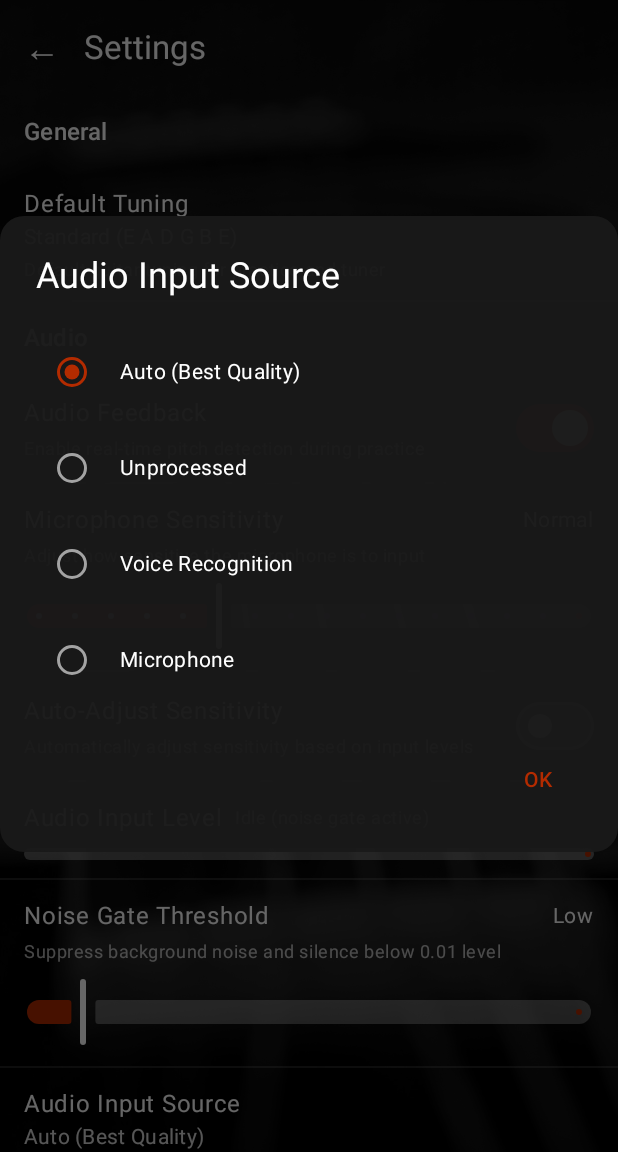
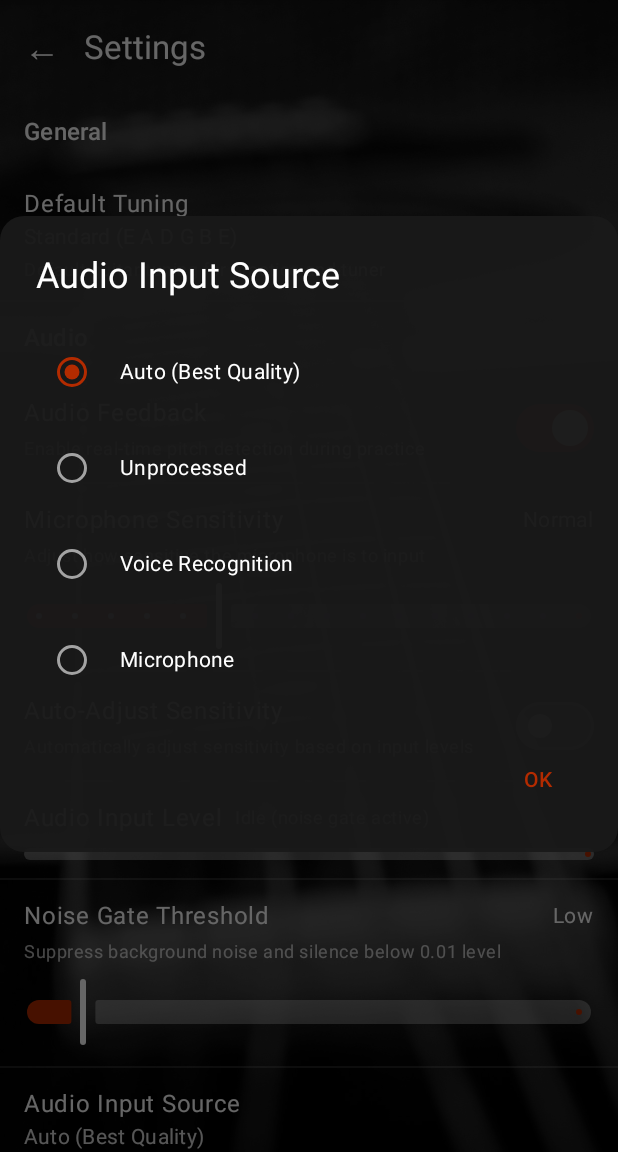
Before and after one commit to tobi01001/android-guitar-notes-learner, an Android app built with Jetpack Compose: the SettingsScreen screen opened through its navigation route, after a tap on "Audio Input Source", on a phone screen of 412 x 824 dp, the part 84-1236 px from its top. Run offline under Robolectric (Android 15) with nearby library versions, the phone set to English and light mode, and no system bars.

Commit message:
Change overlay alpha from 0.8f to 0.6f to match design guidelines
Co-authored-by: tobi01001 <1083336+tobi01001@users.noreply.github.com>

```diff
--- a/app/src/main/java/com/androidguitarnotes/app/settings/SettingsScreen.kt
+++ b/app/src/main/java/com/androidguitarnotes/app/settings/SettingsScreen.kt
@@ -203,7 +203,7 @@ fun SettingsScreen(
             modifier =
                 Modifier
                     .fillMaxSize()
-                    .background(Color.Black.copy(alpha = 0.8f)),
+                    .background(Color.Black.copy(alpha = 0.6f)),
         )
 
         // Content layer
```
